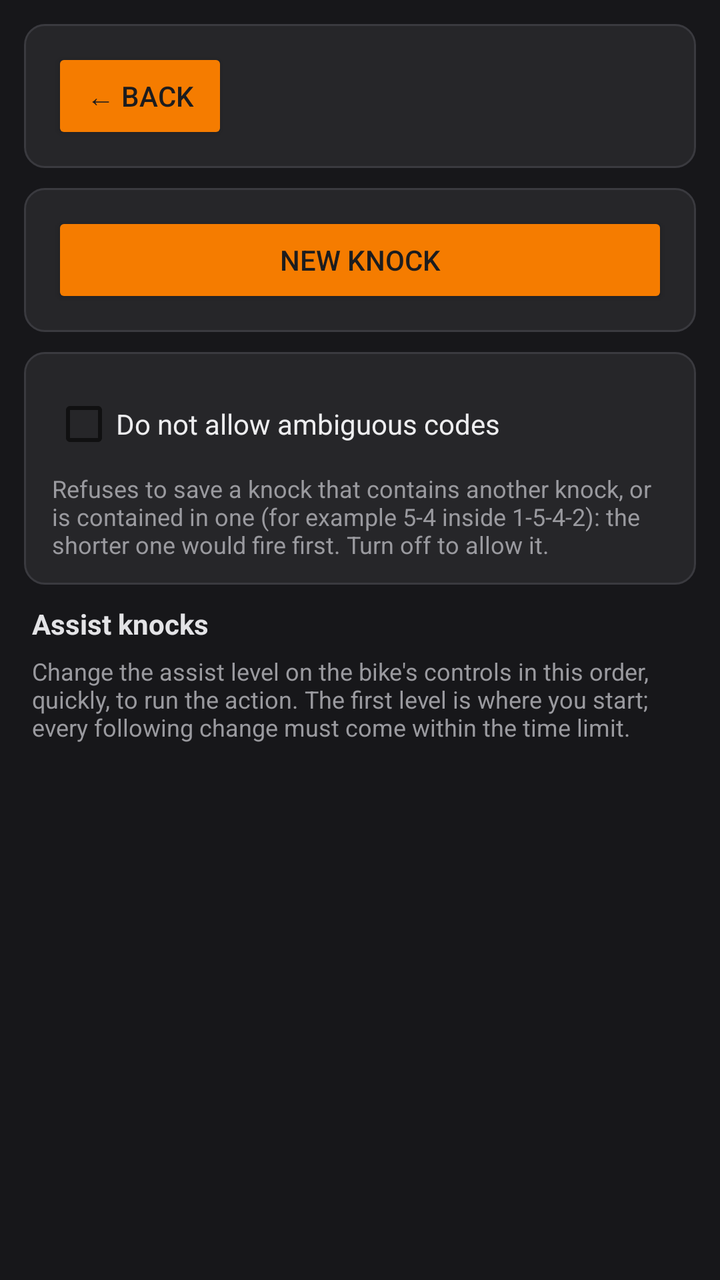
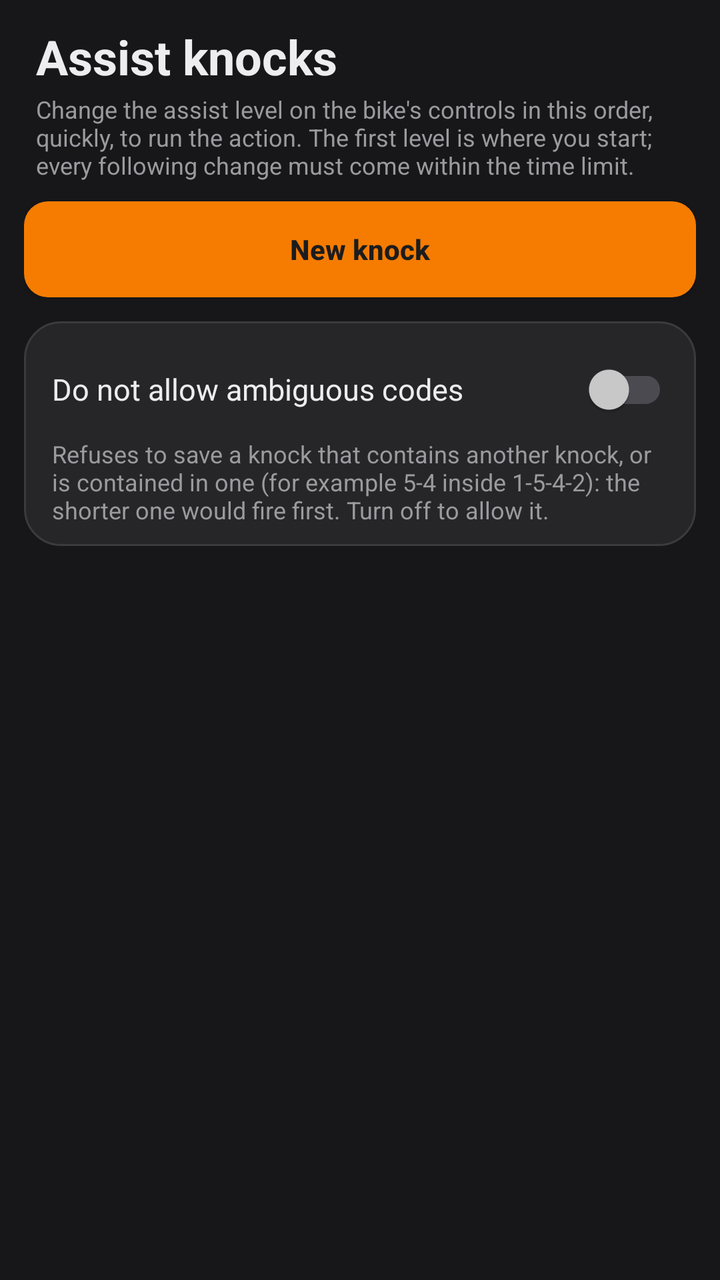

Two renders of the same Android screen: before a commit and after it. Below are the layout's source before the change and the commit's diff.
<!-- AndroidManifest.xml: application theme Theme.AppCompat.DayNight.NoActionBar -->
<!-- res/layout/screen_knocks.xml -->
<?xml version="1.0" encoding="utf-8"?>
<ScrollView xmlns:android="http://schemas.android.com/apk/res/android"
    android:layout_width="match_parent"
    android:layout_height="match_parent"
    android:background="@color/page_bg">

    <LinearLayout
        android:orientation="vertical"
        android:layout_width="match_parent"
        android:layout_height="wrap_content"
        android:padding="12dp">

        <LinearLayout style="@style/CardContainer">
            <Button android:id="@+id/backBtn" style="@style/AmberButton" android:text="@string/back" />
        </LinearLayout>

        <LinearLayout style="@style/CardContainer">

            <Button
                android:id="@+id/newKnockBtn"
                style="@style/AmberButton"
                android:layout_width="match_parent"
                android:text="@string/knock_new" />
        </LinearLayout>

        <LinearLayout style="@style/CardContainer">
            <CheckBox
                android:id="@+id/knocksRejectAmbiguous"
                android:layout_width="wrap_content"
                android:layout_height="wrap_content"
                android:minHeight="48dp"
                android:textColor="@color/text_primary"
                android:text="@string/knocks_reject_ambiguous" />
            <TextView style="@style/HintText" android:text="@string/knocks_reject_ambiguous_hint" />
        </LinearLayout>

        <TextView style="@style/CardTitle" android:paddingStart="4dp" android:text="@string/knocks_title" />
        <TextView
            style="@style/HintText"
            android:paddingStart="4dp"
            android:paddingBottom="8dp"
            android:text="@string/knocks_screen_hint" />
        <TextView
            android:id="@+id/knocksEmpty"
            style="@style/HintText"
            android:visibility="gone"
            android:paddingStart="4dp"
            android:paddingBottom="8dp"
            android:text="@string/knocks_empty" />

        <LinearLayout
            android:id="@+id/knockList"
            android:orientation="vertical"
            android:layout_width="match_parent"
            android:layout_height="wrap_content" />

    </LinearLayout>
</ScrollView>
<!-- resources referenced by this layout -->
<resources>
  <color name="page_bg">#FF17171A</color>
  <color name="text_primary">#FFEDEDEF</color>
  <string name="back">← Back</string>
  <string name="knock_new">New knock</string>
  <string name="knocks_empty">No knocks yet.</string>
  <string name="knocks_reject_ambiguous">Do not allow ambiguous codes</string>
  <string name="knocks_title">Assist knocks</string>
  <style name="AmberButton">
          <item name="android:layout_width">wrap_content</item>
          <item name="android:layout_height">wrap_content</item>
          <item name="android:textColor">@color/on_amber</item>
          <item name="android:backgroundTint">@color/amber</item>
      </style>
  <style name="CardContainer">
          <item name="android:orientation">vertical</item>
          <item name="android:background">@drawable/card_bg</item>
          <item name="android:paddingStart">14dp</item>
          <item name="android:paddingEnd">14dp</item>
          <item name="android:paddingTop">12dp</item>
          <item name="android:paddingBottom">12dp</item>
          <item name="android:layout_marginBottom">10dp</item>
          <item name="android:layout_width">match_parent</item>
          <item name="android:layout_height">wrap_content</item>
      </style>
  <style name="CardTitle">
          <item name="android:layout_width">wrap_content</item>
          <item name="android:layout_height">wrap_content</item>
          <item name="android:textColor">@color/accent_text</item>
          <item name="android:textSize">14sp</item>
          <item name="android:textStyle">bold</item>
          <item name="android:paddingBottom">6dp</item>
      </style>
  <color name="on_amber">#FF1C1C1E</color>
  <color name="amber">#FFF57C00</color>
  <!-- drawable card_bg (drawable) -->
  <?xml version="1.0" encoding="utf-8"?>
  <shape xmlns:android="http://schemas.android.com/apk/res/android" android:shape="rectangle">
      <solid android:color="@color/card_bg" />
      <corners android:radius="10dp" />
      <stroke android:width="1dp" android:color="@color/card_border" />
  </shape>
  <color name="accent_text">#FFE3E3E6</color>
  <color name="text_hint">#FF9A9A9F</color>
  <color name="card_bg">#FF262629</color>
  <color name="card_border">#FF3A3A3F</color>
  <!-- unchanged entries left out for length: 3 -->
</resources>

<!-- the commit's change to res/layout/screen_knocks.xml (unified diff, before → after) -->
@@ -10,49 +10,44 @@
         android:layout_height="wrap_content"
         android:padding="12dp">
 
-        <LinearLayout style="@style/CardContainer">
-            <Button android:id="@+id/backBtn" style="@style/AmberButton" android:text="@string/back" />
+        <TextView style="@style/PageTitle" android:text="@string/knocks_title" />
+        <TextView
+            style="@style/HintText"
+            android:paddingStart="6dp"
+            android:paddingEnd="6dp"
+            android:paddingBottom="10dp"
+            android:text="@string/knocks_screen_hint" />
+
+        <Button
+            android:id="@+id/newKnockBtn"
+            style="@style/AmberButton"
+            android:layout_width="match_parent"
+            android:text="@string/knock_new" />
+
+        <LinearLayout style="@style/Group" android:layout_marginTop="12dp">
+            <LinearLayout style="@style/SettingRow">
+                <androidx.appcompat.widget.SwitchCompat
+                    android:id="@+id/knocksRejectAmbiguous"
+                    style="@style/AppSwitch"
+                    android:text="@string/knocks_reject_ambiguous" />
+                <TextView style="@style/HintText" android:text="@string/knocks_reject_ambiguous_hint" />
+            </LinearLayout>
         </LinearLayout>
 
-        <LinearLayout style="@style/CardContainer">
-
-            <Button
-                android:id="@+id/newKnockBtn"
-                style="@style/AmberButton"
-                android:layout_width="match_parent"
-                android:text="@string/knock_new" />
-        </LinearLayout>
-
-        <LinearLayout style="@style/CardContainer">
-            <CheckBox
-                android:id="@+id/knocksRejectAmbiguous"
-                android:layout_width="wrap_content"
-                android:layout_height="wrap_content"
-                android:minHeight="48dp"
-                android:textColor="@color/text_primary"
-                android:text="@string/knocks_reject_ambiguous" />
-            <TextView style="@style/HintText" android:text="@string/knocks_reject_ambiguous_hint" />
-        </LinearLayout>
-
-        <TextView style="@style/CardTitle" android:paddingStart="4dp" android:text="@string/knocks_title" />
-        <TextView
-            style="@style/HintText"
-            android:paddingStart="4dp"
-            android:paddingBottom="8dp"
-            android:text="@string/knocks_screen_hint" />
         <TextView
             android:id="@+id/knocksEmpty"
             style="@style/HintText"
             android:visibility="gone"
-            android:paddingStart="4dp"
-            android:paddingBottom="8dp"
+            android:paddingStart="6dp"
+            android:paddingTop="12dp"
             android:text="@string/knocks_empty" />
 
         <LinearLayout
             android:id="@+id/knockList"
             android:orientation="vertical"
             android:layout_width="match_parent"
-            android:layout_height="wrap_content" />
+            android:layout_height="wrap_content"
+            android:layout_marginTop="12dp" />
 
     </LinearLayout>
 </ScrollView>
<!-- resource entries referenced after the edit -->
@@ -2,7 +2,6 @@
 <resources>
   <color name="page_bg">#FF17171A</color>
   <color name="text_primary">#FFEDEDEF</color>
-  <string name="back">← Back</string>
   <string name="knock_new">New knock</string>
   <string name="knocks_empty">No knocks yet.</string>
   <string name="knocks_reject_ambiguous">Do not allow ambiguous codes</string>
@@ -10,38 +9,77 @@
   <style name="AmberButton">
           <item name="android:layout_width">wrap_content</item>
           <item name="android:layout_height">wrap_content</item>
+          <item name="android:minHeight">48dp</item>
+          <item name="android:paddingStart">16dp</item>
+          <item name="android:paddingEnd">16dp</item>
           <item name="android:textColor">@color/on_amber</item>
-          <item name="android:backgroundTint">@color/amber</item>
+          <item name="android:textSize">14sp</item>
+          <item name="android:textStyle">bold</item>
+          <item name="android:textAllCaps">false</item>
+          <item name="android:background">@drawable/btn_amber</item>
       </style>
-  <style name="CardContainer">
+  <style name="AppSwitch">
+          <item name="android:layout_width">match_parent</item>
+          <item name="android:layout_height">wrap_content</item>
+          <item name="android:minHeight">48dp</item>
+          <item name="android:textColor">@color/text_primary</item>
+          <item name="android:textSize">15sp</item>
+          <item name="thumbTint">@color/switch_thumb</item>
+          <item name="trackTint">@color/switch_track</item>
+      </style>
+  <style name="Group">
           <item name="android:orientation">vertical</item>
           <item name="android:background">@drawable/card_bg</item>
+          <item name="android:layout_width">match_parent</item>
+          <item name="android:layout_height">wrap_content</item>
+          <item name="android:layout_marginBottom">6dp</item>
+          <item name="android:showDividers">middle</item>
+          <item name="android:divider">@drawable/divider_h</item>
+      </style>
+  <style name="PageTitle">
+          <item name="android:layout_width">wrap_content</item>
+          <item name="android:layout_height">wrap_content</item>
+          <item name="android:textColor">@color/text_primary</item>
+          <item name="android:textSize">24sp</item>
+          <item name="android:textStyle">bold</item>
+          <item name="android:paddingStart">6dp</item>
+          <item name="android:paddingBottom">2dp</item>
+      </style>
+  <style name="SettingRow">
+          <item name="android:orientation">vertical</item>
+          <item name="android:layout_width">match_parent</item>
+          <item name="android:layout_height">wrap_content</item>
+          <item name="android:minHeight">52dp</item>
           <item name="android:paddingStart">14dp</item>
           <item name="android:paddingEnd">14dp</item>
-          <item name="android:paddingTop">12dp</item>
-          <item name="android:paddingBottom">12dp</item>
-          <item name="android:layout_marginBottom">10dp</item>
-          <item name="android:layout_width">match_parent</item>
-          <item name="android:layout_height">wrap_content</item>
-      </style>
-  <style name="CardTitle">
-          <item name="android:layout_width">wrap_content</item>
-          <item name="android:layout_height">wrap_content</item>
-          <item name="android:textColor">@color/accent_text</item>
-          <item name="android:textSize">14sp</item>
-          <item name="android:textStyle">bold</item>
-          <item name="android:paddingBottom">6dp</item>
+          <item name="android:paddingTop">10dp</item>
+          <item name="android:paddingBottom">10dp</item>
       </style>
   <color name="on_amber">#FF1C1C1E</color>
+  <!-- drawable btn_amber (drawable) -->
+  <?xml version="1.0" encoding="utf-8"?>
+  <ripple xmlns:android="http://schemas.android.com/apk/res/android" android:color="#44000000">
+      <item>
+          <shape android:shape="rectangle">
+              <solid android:color="@color/amber" />
+              <corners android:radius="12dp" />
+          </shape>
+      </item>
+  </ripple>
   <color name="amber">#FFF57C00</color>
   <!-- drawable card_bg (drawable) -->
   <?xml version="1.0" encoding="utf-8"?>
   <shape xmlns:android="http://schemas.android.com/apk/res/android" android:shape="rectangle">
       <solid android:color="@color/card_bg" />
-      <corners android:radius="10dp" />
+      <corners android:radius="18dp" />
       <stroke android:width="1dp" android:color="@color/card_border" />
   </shape>
-  <color name="accent_text">#FFE3E3E6</color>
+  <!-- drawable divider_h (drawable) -->
+  <?xml version="1.0" encoding="utf-8"?>
+  <shape xmlns:android="http://schemas.android.com/apk/res/android" android:shape="rectangle">
+      <size android:height="1dp" />
+      <solid android:color="@color/card_border" />
+  </shape>
   <color name="text_hint">#FF9A9A9F</color>
   <color name="card_bg">#FF262629</color>
   <color name="card_border">#FF3A3A3F</color>
